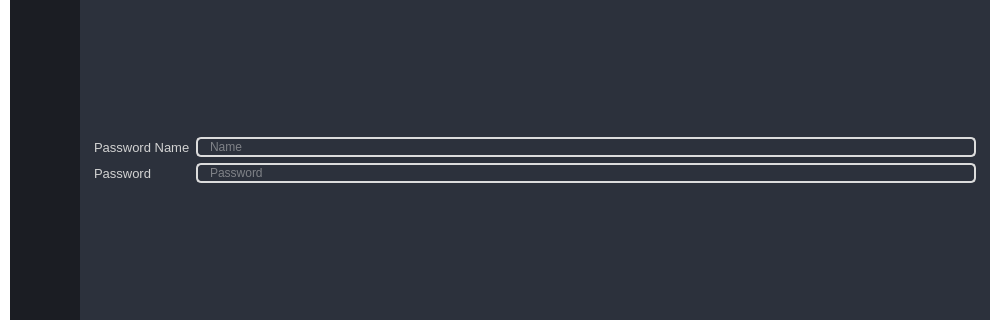
This is GUI.ui in GianRathgeb/pwManager as Qt 5 draws it before an edit; both pictures show x 0 to 1000 and y 260 to 580 of the 1000 by 720 pixel window. The edited form follows.
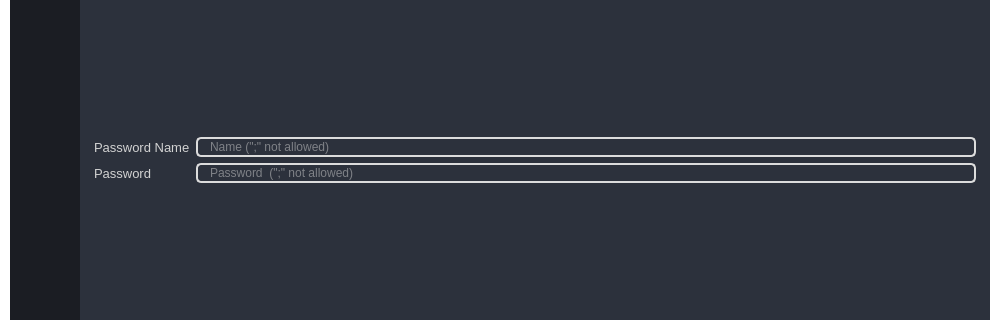
This is the edited form. Icons and pictures are not drawn.

The edit to the form file:
```diff
--- a/GUI.ui
+++ b/GUI.ui
@@ -1690,7 +1690,7 @@
                          <string notr="true">border-color: rgb(220, 220, 220);</string>
                         </property>
                         <property name="placeholderText">
-                         <string>Name</string>
+                         <string>Name (&quot;;&quot; not allowed)</string>
                         </property>
                        </widget>
                       </item>
@@ -1708,7 +1708,7 @@
                          <string notr="true">border-color: rgb(220, 220, 220);</string>
                         </property>
                         <property name="placeholderText">
-                         <string>Password</string>
+                         <string>Password  (&quot;;&quot; not allowed)</string>
                         </property>
                        </widget>
                       </item>
```
